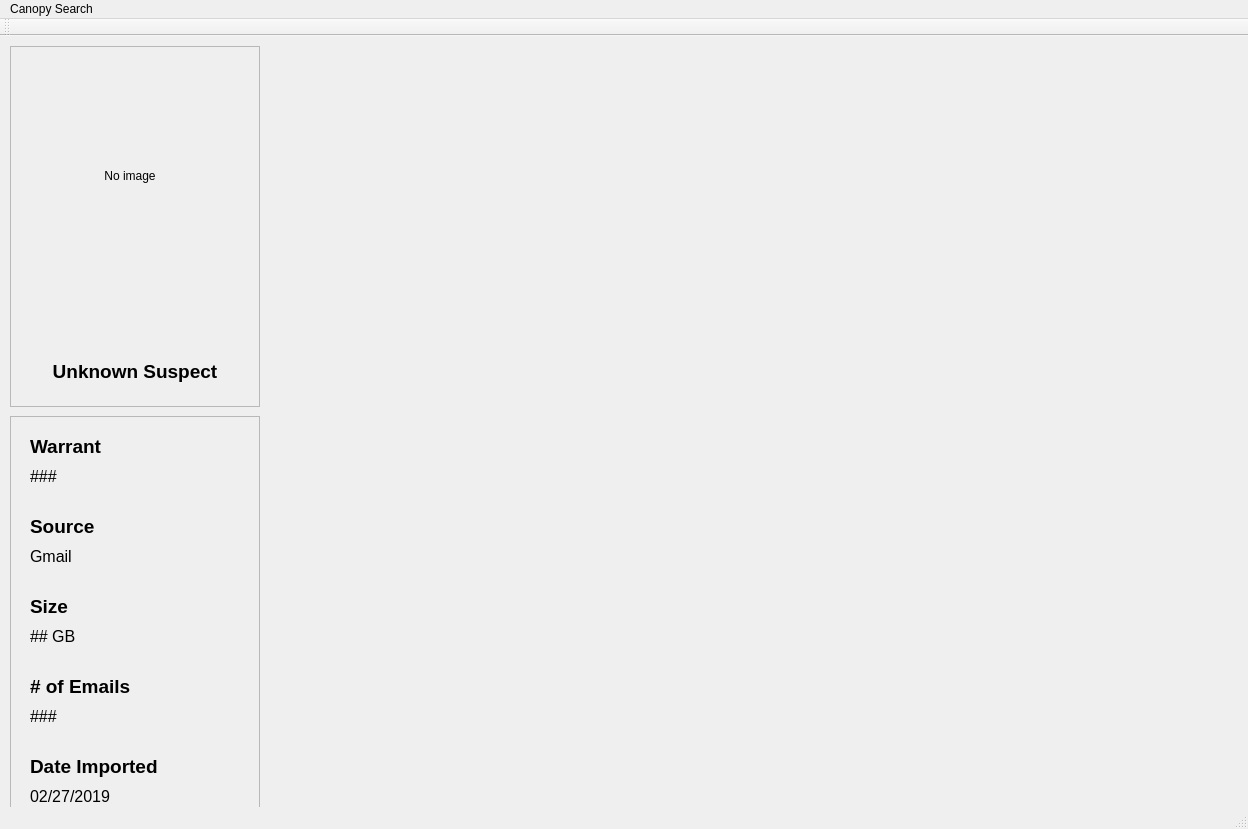
Qt form CanopyGUI/SearchWindow.ui (joshrands/Canopy) before a commit.
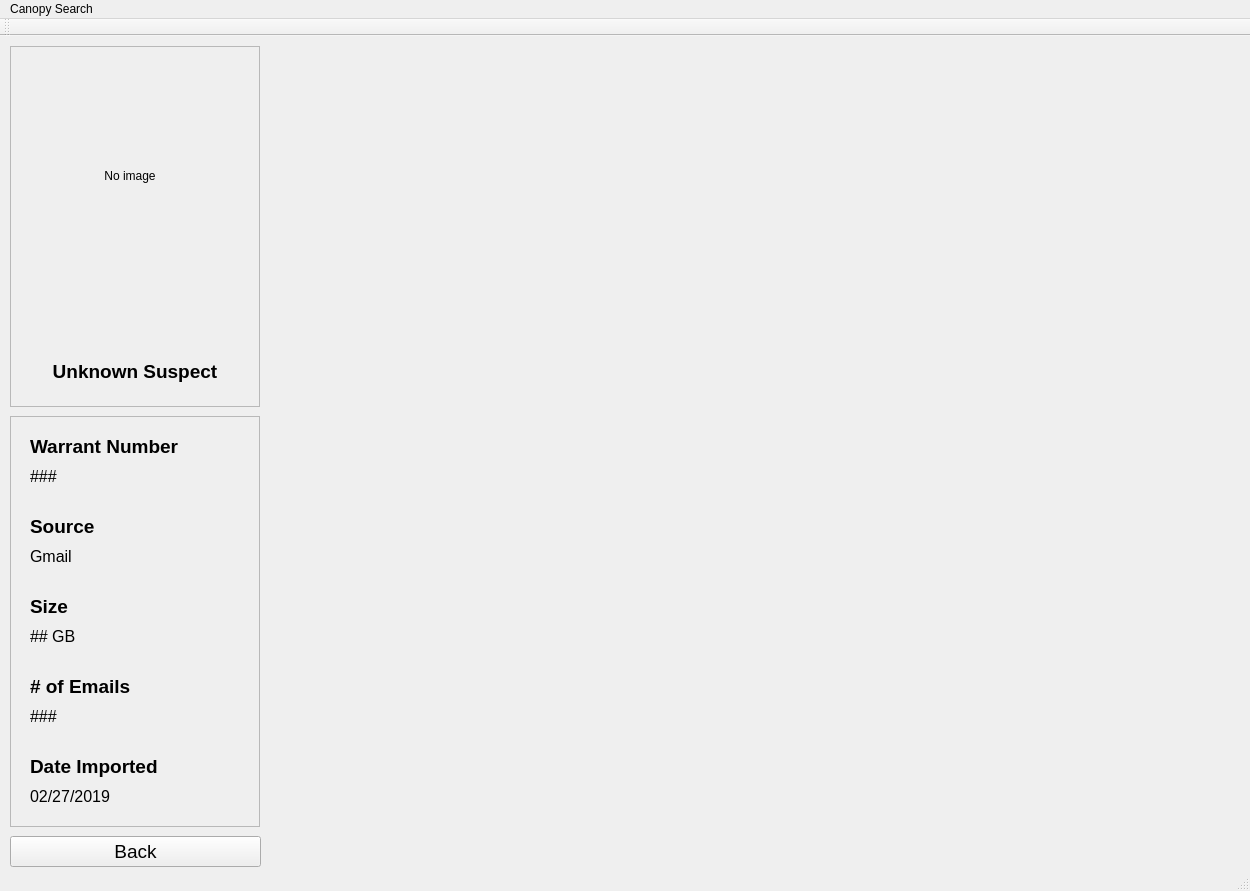
The same form after that commit.

Commit message: Data passing between welcome and search windows

The edit to the form file:
```diff
--- a/CanopyGUI/SearchWindow.ui
+++ b/CanopyGUI/SearchWindow.ui
@@ -6,8 +6,8 @@
    <rect>
     <x>0</x>
     <y>0</y>
-    <width>1248</width>
-    <height>829</height>
+    <width>1250</width>
+    <height>891</height>
    </rect>
   </property>
   <property name="windowTitle">
@@ -152,7 +152,7 @@
       <rect>
        <x>20</x>
        <y>20</y>
-       <width>121</width>
+       <width>221</width>
        <height>21</height>
       </rect>
      </property>
@@ -164,7 +164,7 @@
       </font>
      </property>
      <property name="text">
-      <string>Warrant</string>
+      <string>Warrant Number</string>
      </property>
     </widget>
     <widget class="QLabel" name="label_8">
@@ -280,13 +280,31 @@
      </property>
     </widget>
    </widget>
+   <widget class="QPushButton" name="backButton">
+    <property name="geometry">
+     <rect>
+      <x>10</x>
+      <y>800</y>
+      <width>251</width>
+      <height>31</height>
+     </rect>
+    </property>
+    <property name="font">
+     <font>
+      <pointsize>14</pointsize>
+     </font>
+    </property>
+    <property name="text">
+     <string>Back</string>
+    </property>
+   </widget>
   </widget>
   <widget class="QMenuBar" name="menuBar">
    <property name="geometry">
     <rect>
      <x>0</x>
      <y>0</y>
-     <width>1248</width>
+     <width>1250</width>
      <height>22</height>
     </rect>
    </property>
```
Left out of the diff: 12 changed lines with no effect on the pictures. The commit also changes 11 other files.
